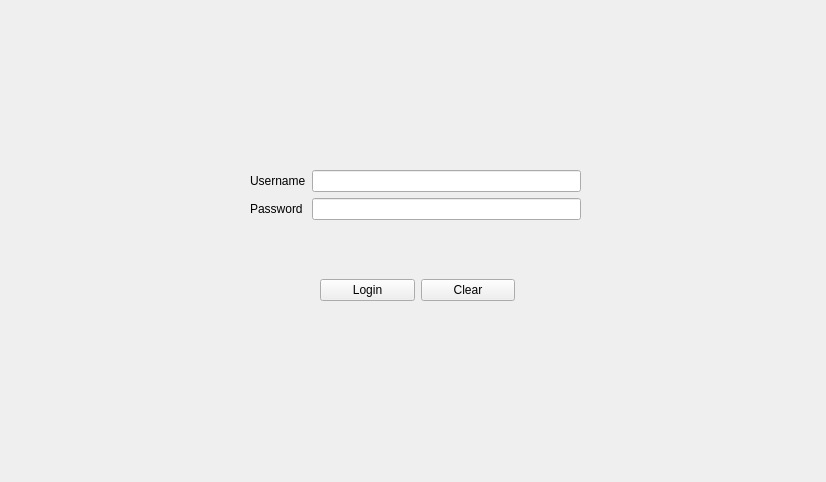
Old version of the form EuropeanVacation/mainwindow.ui in the repository Sakezone/CS1D-Project.
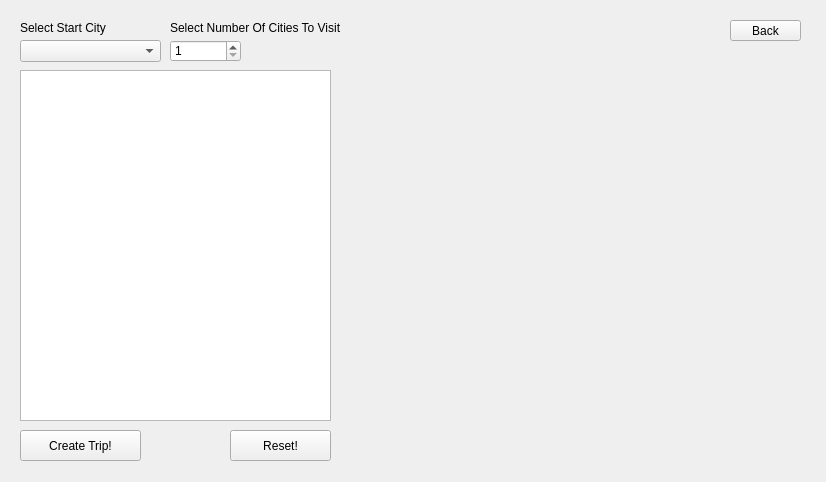
New version of the form. Icons and pictures are not drawn.

Patch:
```diff
--- a/EuropeanVacation/mainwindow.ui
+++ b/EuropeanVacation/mainwindow.ui
@@ -20,11 +20,11 @@
       <x>10</x>
       <y>10</y>
       <width>801</width>
-      <height>441</height>
+      <height>461</height>
      </rect>
     </property>
     <property name="currentIndex">
-     <number>0</number>
+     <number>4</number>
     </property>
     <widget class="QWidget" name="login_page">
      <widget class="QWidget" name="verticalLayoutWidget">
@@ -279,31 +279,185 @@
       </layout>
      </widget>
     </widget>
-    <widget class="QWidget" name="planTrip_Page">
+    <widget class="QWidget" name="pickTrip_Page">
+     <widget class="QWidget" name="horizontalLayoutWidget_2">
+      <property name="geometry">
+       <rect>
+        <x>330</x>
+        <y>180</y>
+        <width>170</width>
+        <height>80</height>
+       </rect>
+      </property>
+      <layout class="QHBoxLayout" name="horizontalLayout_3">
+       <item>
+        <widget class="QPushButton" name="autoPlanner_pushButton">
+         <property name="text">
+          <string>Auto Trip</string>
+         </property>
+        </widget>
+       </item>
+       <item>
+        <widget class="QPushButton" name="customPlanner_pushButton">
+         <property name="text">
+          <string>Custom Trip</string>
+         </property>
+        </widget>
+       </item>
+      </layout>
+     </widget>
+     <widget class="QPushButton" name="pickTripBack_pushButton">
+      <property name="geometry">
+       <rect>
+        <x>700</x>
+        <y>20</y>
+        <width>75</width>
+        <height>23</height>
+       </rect>
+      </property>
+      <property name="text">
+       <string>Back</string>
+      </property>
+     </widget>
+    </widget>
+    <widget class="QWidget" name="planAutoTrip_Page">
      <widget class="QPushButton" name="parisTrip_pushButton">
       <property name="geometry">
        <rect>
-        <x>250</x>
-        <y>110</y>
-        <width>321</width>
-        <height>201</height>
+        <x>10</x>
+        <y>420</y>
+        <width>121</width>
+        <height>31</height>
        </rect>
       </property>
       <property name="text">
-       <string>Paris Trip</string>
+       <string>Create Trip!</string>
       </property>
      </widget>
      <widget class="QPushButton" name="planTripPageBack_pushButton">
       <property name="geometry">
        <rect>
-        <x>690</x>
-        <y>20</y>
-        <width>93</width>
-        <height>28</height>
+        <x>720</x>
+        <y>10</y>
+        <width>71</width>
+        <height>21</height>
        </rect>
       </property>
       <property name="text">
        <string>Back</string>
+      </property>
+     </widget>
+     <widget class="QComboBox" name="autoTripCity_comboBox">
+      <property name="geometry">
+       <rect>
+        <x>10</x>
+        <y>30</y>
+        <width>141</width>
+        <height>22</height>
+       </rect>
+      </property>
+     </widget>
+     <widget class="QLabel" name="selectStartCity_label">
+      <property name="geometry">
+       <rect>
+        <x>10</x>
+        <y>10</y>
+        <width>91</width>
+        <height>16</height>
+       </rect>
+      </property>
+      <property name="text">
+       <string>Select Start City</string>
+      </property>
+     </widget>
+     <widget class="QLabel" name="selectNumberOfCities_label">
+      <property name="geometry">
+       <rect>
+        <x>160</x>
+        <y>10</y>
+        <width>181</width>
+        <height>16</height>
+       </rect>
+      </property>
+      <property name="text">
+       <string>Select Number Of Cities To Visit</string>
+      </property>
+     </widget>
+     <widget class="QSpinBox" name="selectNumberOfCities_spinBox">
+      <property name="geometry">
+       <rect>
+        <x>160</x>
+        <y>30</y>
+        <width>71</width>
+        <height>22</height>
+       </rect>
+      </property>
+      <property name="minimum">
+       <number>1</number>
+      </property>
+      <property name="maximum">
+       <number>10</number>
+      </property>
+     </widget>
+     <widget class="QTableWidget" name="autoTrip_tableWidget">
+      <property name="geometry">
+       <rect>
+        <x>10</x>
+        <y>60</y>
+        <width>311</width>
+        <height>351</height>
+       </rect>
+      </property>
+     </widget>
+     <widget class="QPushButton" name="autoTripReset_pushButton">
+      <property name="geometry">
+       <rect>
+        <x>220</x>
+        <y>420</y>
+        <width>101</width>
+        <height>31</height>
+       </rect>
+      </property>
+      <property name="text">
+       <string>Reset!</string>
+      </property>
+     </widget>
+    </widget>
+    <widget class="QWidget" name="autoTrip_page">
+     <widget class="QPushButton" name="autoTripDone_pushButton">
+      <property name="geometry">
+       <rect>
+        <x>720</x>
+        <y>430</y>
+        <width>75</width>
+        <height>23</height>
+       </rect>
+      </property>
+      <property name="text">
+       <string>Done</string>
+      </property>
+     </widget>
+     <widget class="QTableWidget" name="autoTrip_tableWidget2">
+      <property name="geometry">
+       <rect>
+        <x>10</x>
+        <y>130</y>
+        <width>251</width>
+        <height>321</height>
+       </rect>
+      </property>
+     </widget>
+     <widget class="QLabel" name="label_2">
+      <property name="geometry">
+       <rect>
+        <x>10</x>
+        <y>100</y>
+        <width>161</width>
+        <height>16</height>
+       </rect>
+      </property>
+      <property name="text">
+       <string>Your Automated Trip Is:</string>
       </property>
      </widget>
     </widget>
```
